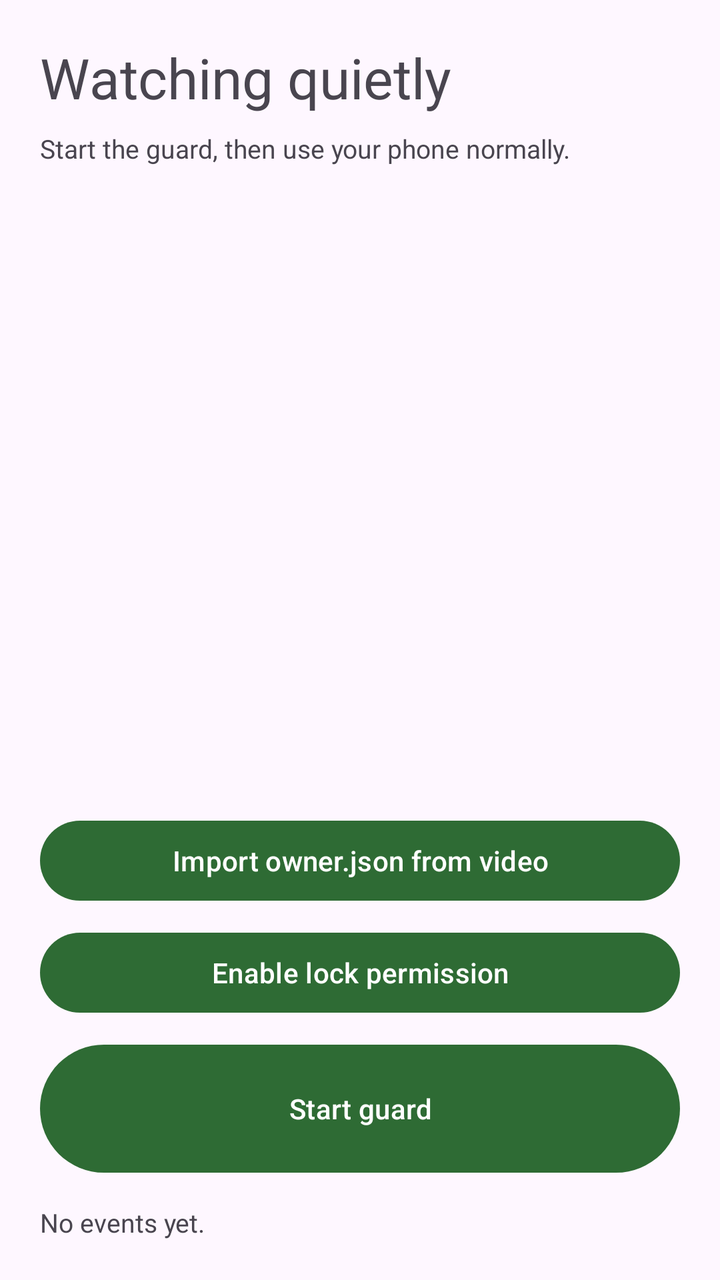
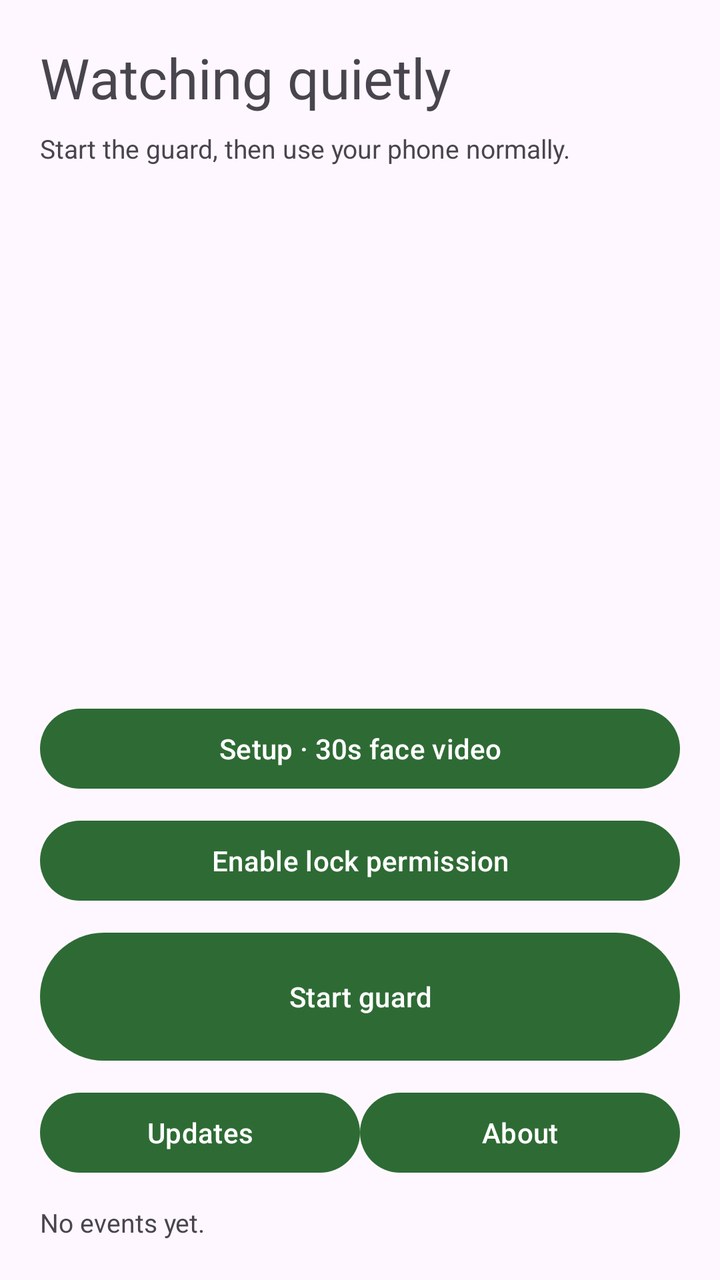

Before-and-after screenshots of an Android layout around one commit, followed by the original layout XML and the change that was made.
<!-- AndroidManifest.xml: application theme Theme.PresenceGuard -->
<!-- res/layout/activity_main.xml -->
<?xml version="1.0" encoding="utf-8"?>
<LinearLayout xmlns:android="http://schemas.android.com/apk/res/android"
    android:layout_width="match_parent"
    android:layout_height="match_parent"
    android:orientation="vertical"
    android:padding="20dp">

    <TextView
        android:id="@+id/statusText"
        android:layout_width="match_parent"
        android:layout_height="wrap_content"
        android:text="Watching quietly"
        android:textSize="28sp" />

    <TextView
        android:id="@+id/detailText"
        android:layout_width="match_parent"
        android:layout_height="wrap_content"
        android:layout_marginTop="8dp"
        android:text="Start the guard, then use your phone normally."
        android:textSize="13sp" />

    <Space
        android:layout_width="match_parent"
        android:layout_height="0dp"
        android:layout_weight="1" />

    <Button
        android:id="@+id/enrollButton"
        android:layout_width="match_parent"
        android:layout_height="wrap_content"
        android:text="Import owner.json from video" />

    <Button
        android:id="@+id/adminButton"
        android:layout_width="match_parent"
        android:layout_height="wrap_content"
        android:layout_marginTop="8dp"
        android:text="Enable lock permission" />

    <Button
        android:id="@+id/toggleButton"
        android:layout_width="match_parent"
        android:layout_height="72dp"
        android:layout_marginTop="8dp"
        android:text="Start guard" />

    <TextView
        android:id="@+id/eventText"
        android:layout_width="match_parent"
        android:layout_height="wrap_content"
        android:layout_marginTop="12dp"
        android:text="No events yet."
        android:textSize="13sp" />
</LinearLayout>
<!-- resources referenced by this layout -->
<resources>
  <style name="Theme.PresenceGuard" parent="Theme.Material3.DayNight.NoActionBar">
          <item name="colorPrimary">@color/accent</item>
      </style>
  <color name="accent">#2E6B34</color>
</resources>

<!-- the commit's change to res/layout/activity_main.xml (unified diff, before → after) -->
@@ -29,7 +29,7 @@
         android:id="@+id/enrollButton"
         android:layout_width="match_parent"
         android:layout_height="wrap_content"
-        android:text="Import owner.json from video" />
+        android:text="Setup · 30s face video" />
 
     <Button
         android:id="@+id/adminButton"
@@ -45,6 +45,27 @@
         android:layout_marginTop="8dp"
         android:text="Start guard" />
 
+    <LinearLayout
+        android:layout_width="match_parent"
+        android:layout_height="wrap_content"
+        android:layout_marginTop="8dp"
+        android:orientation="horizontal">
+
+        <Button
+            android:id="@+id/updateButton"
+            android:layout_width="0dp"
+            android:layout_height="wrap_content"
+            android:layout_weight="1"
+            android:text="Updates" />
+
+        <Button
+            android:id="@+id/aboutButton"
+            android:layout_width="0dp"
+            android:layout_height="wrap_content"
+            android:layout_weight="1"
+            android:text="About" />
+    </LinearLayout>
+
     <TextView
         android:id="@+id/eventText"
         android:layout_width="match_parent"
